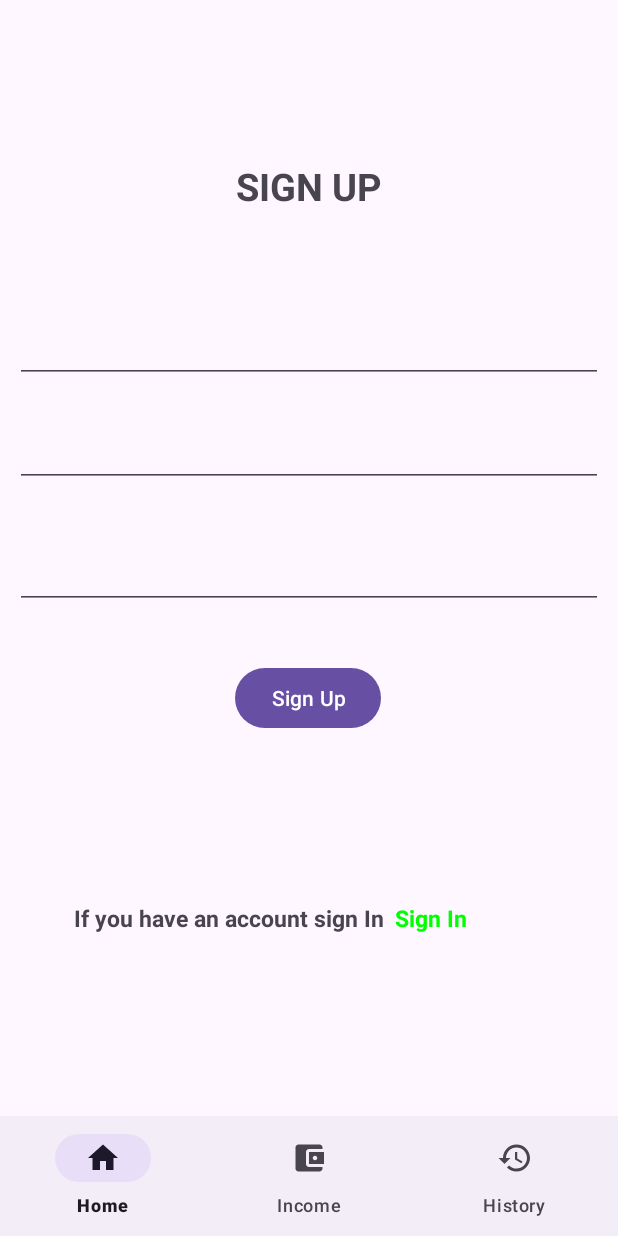
After one commit to Drawins/ExpenseTracker, an Android app: the SignUpFragment screen opened through its navigation route, on a phone screen of 412 x 824 dp. The commit adds this screen. Run offline under Robolectric (Android 15) with nearby library versions, the phone set to English and light mode, and no system bars; our stand-ins replace Room's generated code, navigation-ui; 1 statement that could not run was skipped.

Commit message:
adding user authentication using email and password

```diff
--- a/app/build.gradle.kts
+++ b/app/build.gradle.kts
@@ -3,6 +3,7 @@ plugins {
     id("org.jetbrains.kotlin.android")
     id("kotlin-kapt")
     id("androidx.navigation.safeargs.kotlin")
+    id("com.google.gms.google-services")
 }
 
 android {
@@ -40,7 +41,6 @@ android {
         jvmTarget = "1.8"
     }
 }
-
 dependencies {
 
     implementation("androidx.core:core-ktx:1.12.0")
@@ -49,6 +49,7 @@ dependencies {
     implementation("androidx.constraintlayout:constraintlayout:2.1.4")
     implementation("androidx.navigation:navigation-fragment-ktx:2.7.7")
     implementation("androidx.navigation:navigation-ui-ktx:2.7.7")
+    implementation("com.google.firebase:firebase-auth:22.3.1")
     testImplementation("junit:junit:4.13.2")
     androidTestImplementation("androidx.test.ext:junit:1.1.5")
     androidTestImplementation("androidx.test.espresso:espresso-core:3.5.1")
--- a/app/src/main/AndroidManifest.xml
+++ b/app/src/main/AndroidManifest.xml
@@ -2,7 +2,10 @@
 <manifest xmlns:android="http://schemas.android.com/apk/res/android"
     xmlns:tools="http://schemas.android.com/tools">
 
+    <!-- Replace POST_NOTIFICATIONS with the correct permission for posting notifications -->
     <uses-permission android:name="android.permission.POST_NOTIFICATIONS" />
+    <uses-permission android:name="android.permission.SYSTEM_ALERT_WINDOW" />
+
     <application
         android:name=".LocalNotification.MyApp"
         android:allowBackup="true"
--- /dev/null
+++ b/app/src/main/java/com/example/expensetracker/SignUpFragment.kt
@@ -0,0 +1,59 @@
+package com.example.expensetracker
+
+import android.os.Bundle
+import androidx.fragment.app.Fragment
+import android.view.LayoutInflater
+import android.view.View
+import android.view.ViewGroup
+
+// TODO: Rename parameter arguments, choose names that match
+// the fragment initialization parameters, e.g. ARG_ITEM_NUMBER
+private const val ARG_PARAM1 = "param1"
+private const val ARG_PARAM2 = "param2"
+
+/**
+ * A simple [Fragment] subclass.
+ * Use the [SignUpFragment.newInstance] factory method to
+ * create an instance of this fragment.
+ */
+class SignUpFragment : Fragment() {
+    // TODO: Rename and change types of parameters
+    private var param1: String? = null
+    private var param2: String? = null
+
+    override fun onCreate(savedInstanceState: Bundle?) {
+        super.onCreate(savedInstanceState)
+        arguments?.let {
+            param1 = it.getString(ARG_PARAM1)
+            param2 = it.getString(ARG_PARAM2)
+        }
+    }
+
+    override fun onCreateView(
+        inflater: LayoutInflater, container: ViewGroup?,
+        savedInstanceState: Bundle?
+    ): View? {
+        // Inflate the layout for this fragment
+        return inflater.inflate(R.layout.fragment_sign_up, container, false)
+    }
+
+    companion object {
+        /**
+         * Use this factory method to create a new instance of
+         * this fragment using the provided parameters.
+         *
+         * @param param1 Parameter 1.
+         * @param param2 Parameter 2.
+         * @return A new instance of fragment SignUpFragment.
+         */
+        // TODO: Rename and change types and number of parameters
+        @JvmStatic
+        fun newInstance(param1: String, param2: String) =
+            SignUpFragment().apply {
+                arguments = Bundle().apply {
+                    putString(ARG_PARAM1, param1)
+                    putString(ARG_PARAM2, param2)
+                }
+            }
+    }
+}
--- /dev/null
+++ b/app/src/main/res/layout/fragment_sign_up.xml
@@ -0,0 +1,113 @@
+<?xml version="1.0" encoding="utf-8"?>
+<androidx.constraintlayout.widget.ConstraintLayout xmlns:android="http://schemas.android.com/apk/res/android"
+    xmlns:app="http://schemas.android.com/apk/res-auto"
+    xmlns:tools="http://schemas.android.com/tools"
+    android:layout_width="match_parent"
+    android:layout_height="match_parent"
+    android:padding="10dp"
+    tools:context=".SignInFragment">
+
+    <EditText
+        android:id="@+id/editTextTextEmailAddress"
+        android:layout_width="0dp"
+        android:layout_height="wrap_content"
+        android:layout_marginTop="200dp"
+        android:ems="10"
+        android:inputType="textEmailAddress"
+        app:layout_constraintEnd_toEndOf="parent"
+        app:layout_constraintHorizontal_bias="0.0"
+        app:layout_constraintStart_toStartOf="parent"
+        app:layout_constraintTop_toTopOf="parent" />
+
+    <EditText
+        android:id="@+id/editTextTextPassword"
+        android:layout_width="0dp"
+        android:layout_height="wrap_content"
+        android:layout_marginTop="24dp"
+        android:ems="10"
+        android:inputType="textPassword"
+        app:layout_constraintEnd_toEndOf="parent"
+        app:layout_constraintHorizontal_bias="0.0"
+        app:layout_constraintStart_toStartOf="parent"
+        app:layout_constraintTop_toBottomOf="@+id/editTextTextEmailAddress" />
+
+    <EditText
+        android:id="@+id/editTextTextPassword2"
+        android:layout_width="0dp"
+        android:layout_height="wrap_content"
+        android:ems="10"
+        android:inputType="textPassword"
+        app:layout_constraintBottom_toTopOf="@+id/button2"
+        app:layout_constraintEnd_toEndOf="parent"
+        app:layout_constraintHorizontal_bias="0.5"
+        app:layout_constraintStart_toStartOf="parent"
+        app:layout_constraintTop_toBottomOf="@+id/editTextTextPassword" />
+
+    <Button
+        android:id="@+id/button2"
+        android:layout_width="wrap_content"
+        android:layout_height="wrap_content"
+        android:text="@string/sign_up"
+        app:layout_constraintBottom_toBottomOf="parent"
+        app:layout_constraintEnd_toEndOf="parent"
+        app:layout_constraintHorizontal_bias="0.498"
+        app:layout_constraintStart_toStartOf="parent"
+        app:layout_constraintTop_toTopOf="parent"
+        app:layout_constraintVertical_bias="0.638" />
+
+    <LinearLayout
+        android:layout_width="match_parent"
+        android:layout_height="40dp"
+        app:layout_constraintBottom_toBottomOf="parent"
+        app:layout_constraintEnd_toEndOf="parent"
+        app:layout_constraintHorizontal_bias="0.5"
+        app:layout_constraintStart_toStartOf="parent"
+        app:layout_constraintTop_toBottomOf="@+id/button2">
+
+        <androidx.constraintlayout.widget.ConstraintLayout
+            android:layout_width="match_parent"
+            android:layout_height="match_parent">
+
+            <TextView
+                android:id="@+id/textView9"
+                android:layout_width="wrap_content"
+                android:layout_height="wrap_content"
+                android:text="@string/if_you_have_an_account_sign_in"
+                android:textSize="15sp"
+                android:textStyle="bold"
+                app:layout_constraintBottom_toBottomOf="parent"
+                app:layout_constraintEnd_toStartOf="@+id/textView11"
+                app:layout_constraintHorizontal_bias="0.836"
+                app:layout_constraintStart_toStartOf="parent"
+                app:layout_constraintTop_toTopOf="parent" />
+
+            <TextView
+                android:id="@+id/textView11"
+                android:layout_width="wrap_content"
+                android:layout_height="wrap_content"
+                android:text="@string/sign_in"
+                android:textColor="@color/colorGreen"
+                android:textSize="15sp"
+                android:textStyle="bold"
+                app:layout_constraintBottom_toBottomOf="parent"
+                app:layout_constraintEnd_toEndOf="parent"
+                app:layout_constraintHorizontal_bias="0.736"
+                app:layout_constraintStart_toStartOf="parent"
+                app:layout_constraintTop_toTopOf="parent" />
+        </androidx.constraintlayout.widget.ConstraintLayout>
+    </LinearLayout>
+
+    <TextView
+        android:id="@+id/textView13"
+        android:layout_width="wrap_content"
+        android:layout_height="wrap_content"
+        android:text="SIGN UP"
+        android:textSize="25sp"
+        android:textStyle="bold"
+        app:layout_constraintBottom_toBottomOf="parent"
+        app:layout_constraintEnd_toEndOf="parent"
+        app:layout_constraintHorizontal_bias="0.5"
+        app:layout_constraintStart_toStartOf="parent"
+        app:layout_constraintTop_toTopOf="parent"
+        app:layout_constraintVertical_bias="0.14" />
+</androidx.constraintlayout.widget.ConstraintLayout>
--- a/app/src/main/res/navigation/my_nav.xml
+++ b/app/src/main/res/navigation/my_nav.xml
@@ -47,4 +47,28 @@
             android:id="@+id/action_expenseFragment_to_displayFragment"
             app:destination="@id/displayFragment" />
     </fragment>
+    <fragment
+        android:id="@+id/signInFragment"
+        android:name="com.example.expensetracker.SignInFragment"
+        android:label="fragment_sign_in"
+        tools:layout="@layout/fragment_sign_in" >
+        <action
+            android:id="@+id/action_signInFragment_to_signUpFragment"
+            app:destination="@id/signUpFragment" />
+        <action
+            android:id="@+id/action_signInFragment_to_displayFragment"
+            app:destination="@id/displayFragment" />
+    </fragment>
+    <fragment
+        android:id="@+id/signUpFragment"
+        android:name="com.example.expensetracker.SignUpFragment"
+        android:label="fragment_sign_up"
+        tools:layout="@layout/fragment_sign_up" >
+        <action
+            android:id="@+id/action_signUpFragment_to_signInFragment"
+            app:destination="@id/signInFragment" />
+        <action
+            android:id="@+id/action_signUpFragment_to_displayFragment"
+            app:destination="@id/displayFragment" />
+    </fragment>
 </navigation>
--- a/app/src/main/res/values/strings.xml
+++ b/app/src/main/res/values/strings.xml
@@ -21,4 +21,8 @@
     <string name="name">Name</string>
     <string name="update_income">Update Income</string>
     <string name="see_more"><![CDATA[See more >]]></string>
+    <string name="sign_up">Sign Up</string>
+    <string name="if_you_have_an_account_sign_in">If you have an account sign In</string>
+    <string name="sign_in">Sign In</string>
+    <string name="if_you_don_t_have_an_account">If you don\'t have an account</string>
 </resources>
--- a/build.gradle.kts
+++ b/build.gradle.kts
@@ -5,6 +5,7 @@ buildscript {
         google()
     }
     dependencies {
+        classpath("com.google.gms:google-services:4.4.1")
         val nav_version = "2.7.7"
         classpath("androidx.navigation:navigation-safe-args-gradle-plugin:$nav_version")
     }
```
Also changed, not shown: app/src/main/java/com/example/expensetracker/SignInFragment.kt (added, +30 -0 lines), app/src/main/res/layout/fragment_sign_in.xml (added, +102 -0 lines).
